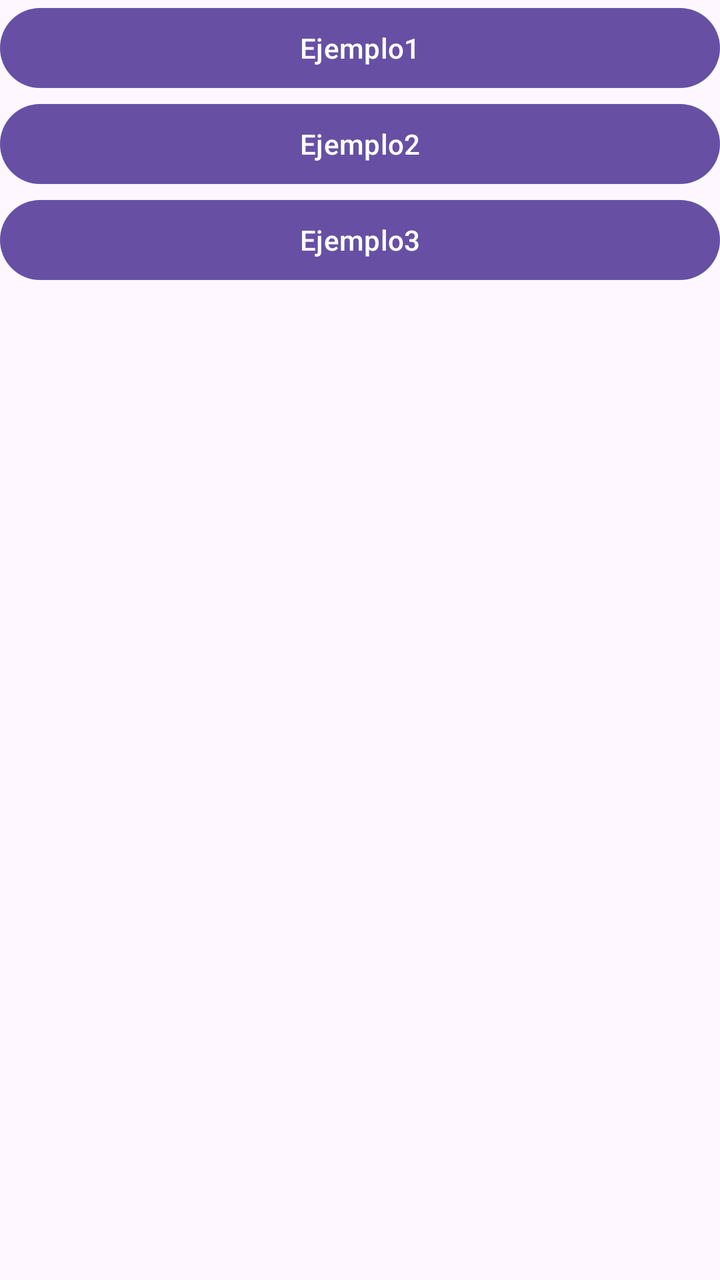
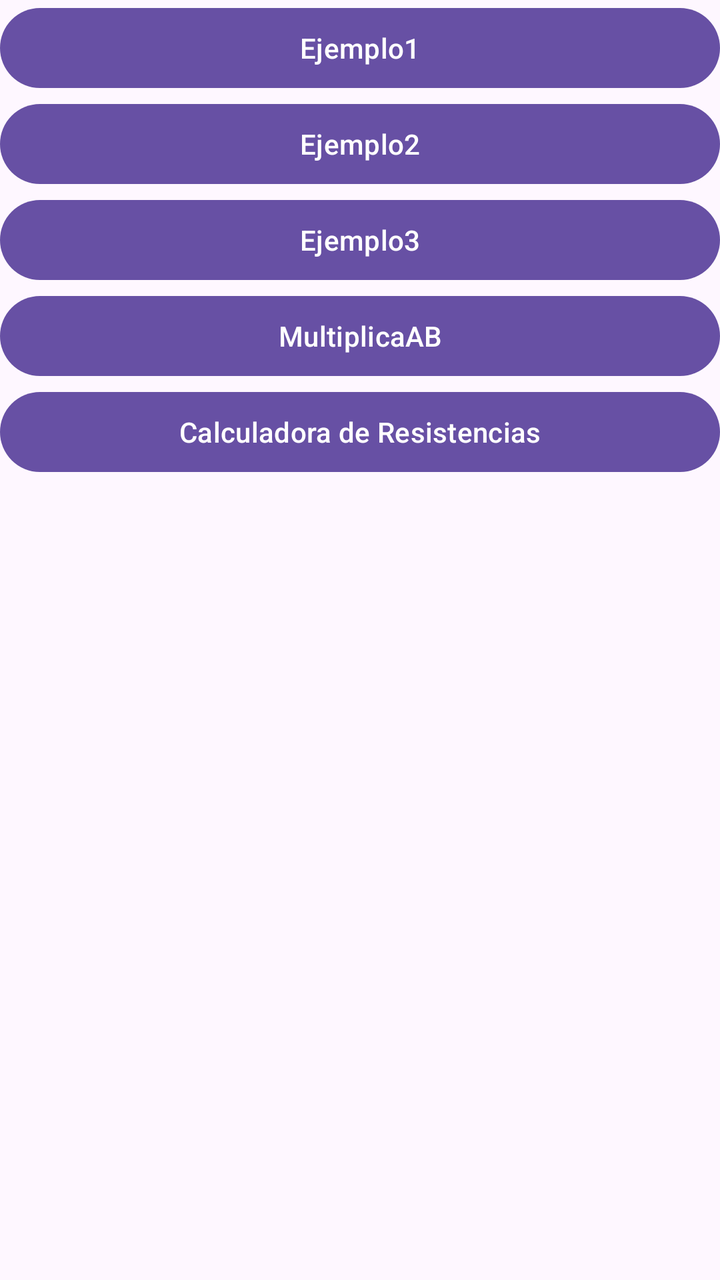

Compare the two renders of this Android layout. The source of the first and the diff that turns it into the second are given below.
<!-- AndroidManifest.xml: application theme Theme.Idgs905BaseAndroid -->
<!-- res/layout/activity_main.xml -->
<?xml version="1.0" encoding="utf-8"?>
<LinearLayout xmlns:android="http://schemas.android.com/apk/res/android"
    xmlns:app="http://schemas.android.com/apk/res-auto"
    xmlns:tools="http://schemas.android.com/tools"
    android:id="@+id/main"
    android:layout_width="match_parent"
    android:layout_height="match_parent"
    android:layout_margin="16dp"
    android:orientation="vertical"
    tools:context=".MainActivity">

    <Button
        android:id="@+id/btn1"
        android:layout_width="match_parent"
        android:layout_height="wrap_content"
        android:text="Ejemplo1"
        app:layout_constraintTop_toTopOf="parent"
        />
    <Button
        android:id="@+id/btn2"
        android:layout_width="match_parent"
        android:layout_height="wrap_content"
        android:text="Ejemplo2"
        app:layout_constraintTop_toTopOf="parent"
        />
    <Button
        android:id="@+id/btn3"
        android:layout_width="match_parent"
        android:layout_height="wrap_content"
        android:text="Ejemplo3"
        app:layout_constraintTop_toTopOf="parent"
        />

</LinearLayout>
<!-- resources referenced by this layout -->
<resources>
  <style name="Theme.Idgs905BaseAndroid" parent="Base.Theme.Idgs905BaseAndroid" />
  <style name="Base.Theme.Idgs905BaseAndroid" parent="Theme.Material3.DayNight.NoActionBar">
          
          
      </style>
</resources>

<!-- the commit's change to res/layout/activity_main.xml (unified diff, before → after) -->
@@ -31,4 +31,18 @@
         app:layout_constraintTop_toTopOf="parent"
         />
 
+    <Button
+        android:id="@+id/btnMultiplicaAB"
+        android:layout_width="match_parent"
+        android:layout_height="wrap_content"
+        android:text="MultiplicaAB"
+        app:layout_constraintTop_toTopOf="parent" />
+
+    <Button
+        android:id="@+id/btnCalculadoraResistencias"
+        android:layout_width="match_parent"
+        android:layout_height="wrap_content"
+        android:text="Calculadora de Resistencias"
+        app:layout_constraintTop_toTopOf="parent" />
+
 </LinearLayout>
